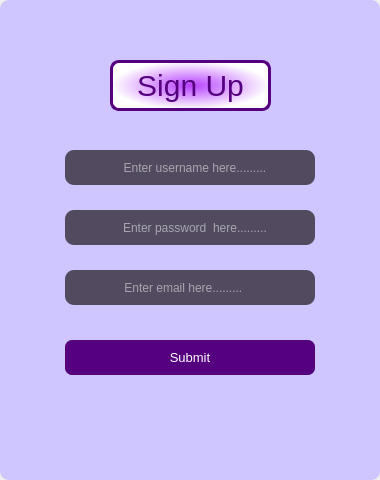
Above: static/register.ui from lakshmivishal9496/Soft-Health before the change. Below: the same form after it.
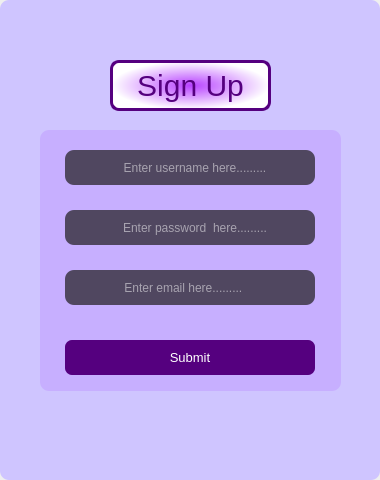
That is the form after the change.

The edit to the form file:
```diff
--- a/static/register.ui
+++ b/static/register.ui
@@ -151,6 +151,28 @@
      <set>Qt::AlignCenter</set>
     </property>
    </widget>
+   <widget class="QGroupBox" name="groupBox">
+    <property name="geometry">
+     <rect>
+      <x>40</x>
+      <y>130</y>
+      <width>301</width>
+      <height>261</height>
+     </rect>
+    </property>
+    <property name="styleSheet">
+     <string notr="true">background-color:rgb(170, 85, 255,50);</string>
+    </property>
+    <property name="title">
+     <string/>
+    </property>
+   </widget>
+   <zorder>groupBox</zorder>
+   <zorder>tb3</zorder>
+   <zorder>tb4</zorder>
+   <zorder>b3</zorder>
+   <zorder>tb5</zorder>
+   <zorder>label</zorder>
   </widget>
  </widget>
  <resources>
```
